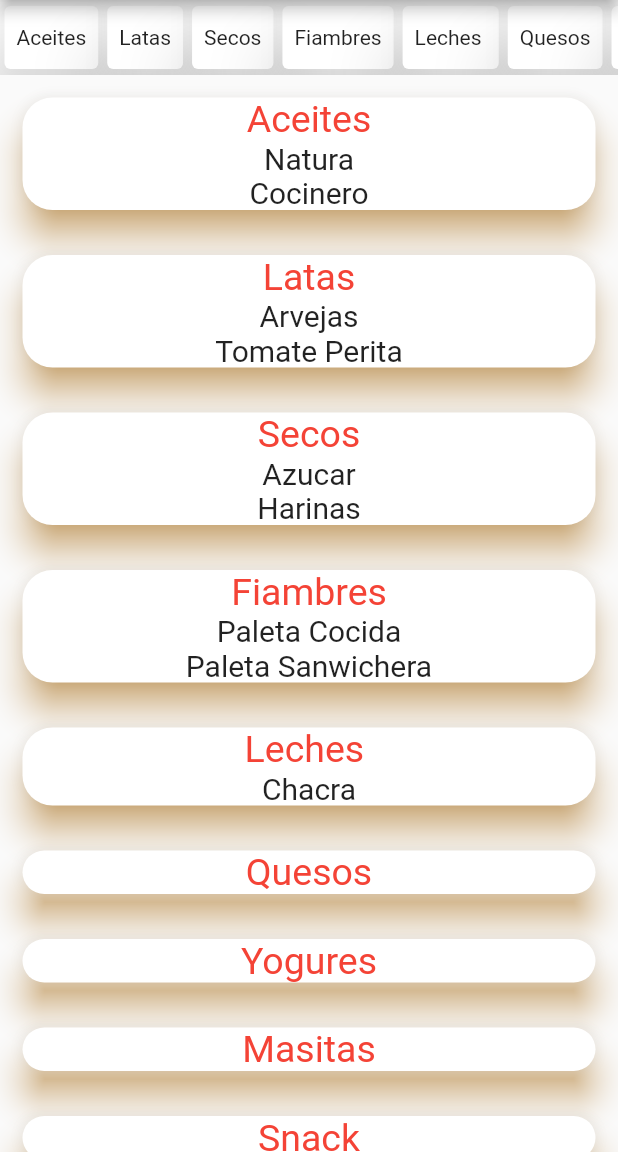
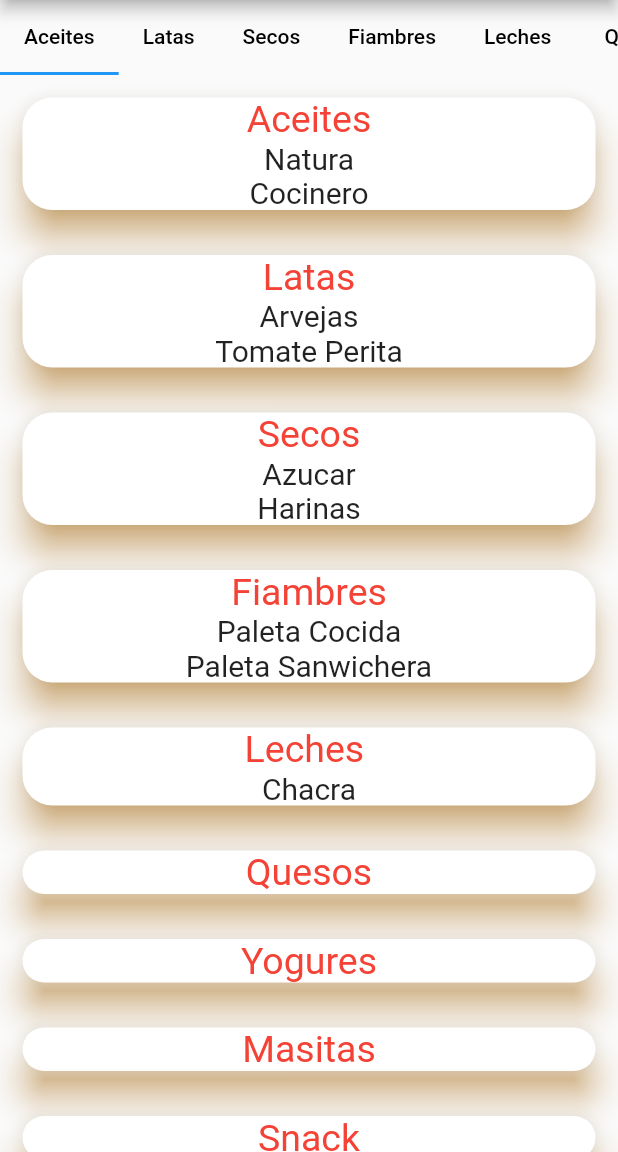
Before and after one commit to franciscoestebanfigueroa/stock, a Flutter app: the screen it shows after launch, on a phone screen of 412 x 824 dp, the part 84-1236 px from its top. Run offline on Flutter 3.47's test engine with Material 2 defaults, Android fonts, the phone set to English and light mode, and no system bars; our stand-ins replace bloc.

```diff
--- a/lib/main.dart
+++ b/lib/main.dart
@@ -1,24 +1,37 @@
 import 'package:flutter/material.dart';
 
 import 'datos.dart';
+import 'model.dart';
 
 void main() => runApp(MyApp());
 
-class MyApp extends StatelessWidget {
+class MyApp extends StatefulWidget {
+  @override
+  State<MyApp> createState() => _MyAppState();
+}
+
+class _MyAppState extends State<MyApp> with SingleTickerProviderStateMixin {
+  late TabController tabController;
+  @override
+  void initState() {
+    tabController = TabController(vsync: this, length: lista.length);
+    super.initState();
+  }
+
   @override
   Widget build(BuildContext context) {
     List<Widget> lw = lista
-        .map((e) => Card(
-            elevation: 20,
-            margin: EdgeInsets.symmetric(vertical: 4, horizontal: 3),
-            child: Center(
-              child: Padding(
-                padding: const EdgeInsets.all(8.0),
-                child: Text(
-                  '${e.categoria}',
-                ),
+        .map((e) => CardTag(
+              e: e,
+            ))
+        .toList();
+    List<Tab> ltab = lista
+        .map((e) => Tab(
+              child: Text(
+                '${e.categoria}',
+                style: TextStyle(color: Colors.black),
               ),
-            )))
+            ))
         .toList();
 
     return MaterialApp(
@@ -31,9 +44,13 @@ class MyApp extends StatelessWidget {
             body: Column(
               children: [
                 Container(
-                  child: ListView(
-                    scrollDirection: Axis.horizontal,
-                    children: lw,
+                  child: TabBar(
+                    onTap: (index) {
+                      print(index);
+                    },
+                    isScrollable: true,
+                    tabs: ltab,
+                    controller: tabController,
                   ),
                   height: 50,
                 ),
@@ -73,3 +90,25 @@ class MyApp extends StatelessWidget {
     );
   }
 }
+
+class CardTag extends StatelessWidget {
+  final Categorias e;
+  const CardTag({
+    required this.e,
+  });
+
+  @override
+  Widget build(BuildContext context) {
+    return Card(
+        elevation: 20,
+        margin: EdgeInsets.symmetric(vertical: 4, horizontal: 3),
+        child: Center(
+          child: Padding(
+            padding: const EdgeInsets.all(8.0),
+            child: Text(
+              '${e.categoria}',
+            ),
+          ),
+        ));
+  }
+}
```
Also changed, not shown: pubspec.lock.
